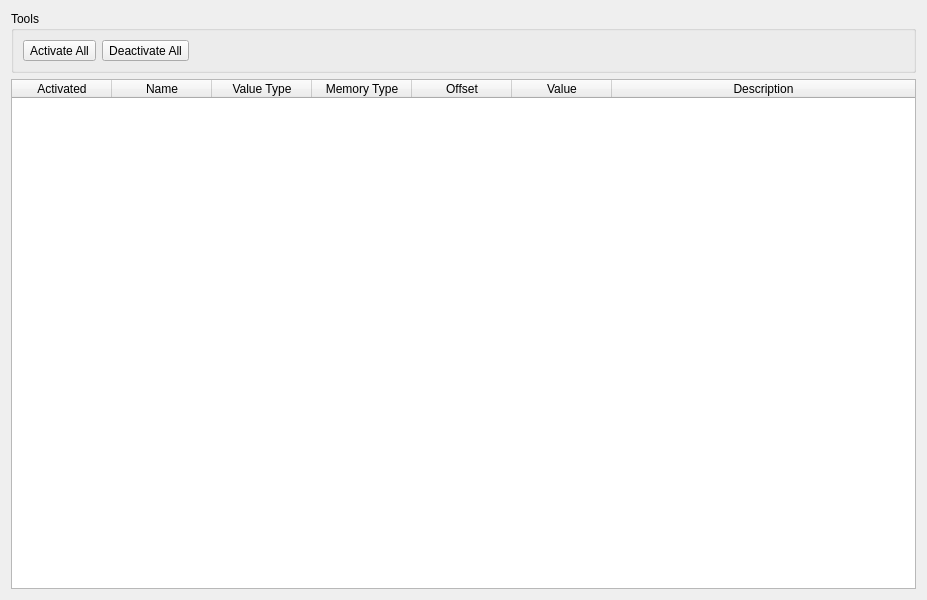
Qt form NetworkViewer/ModuleConfigurationView.ui (glocklueng/openecosys) before a commit.
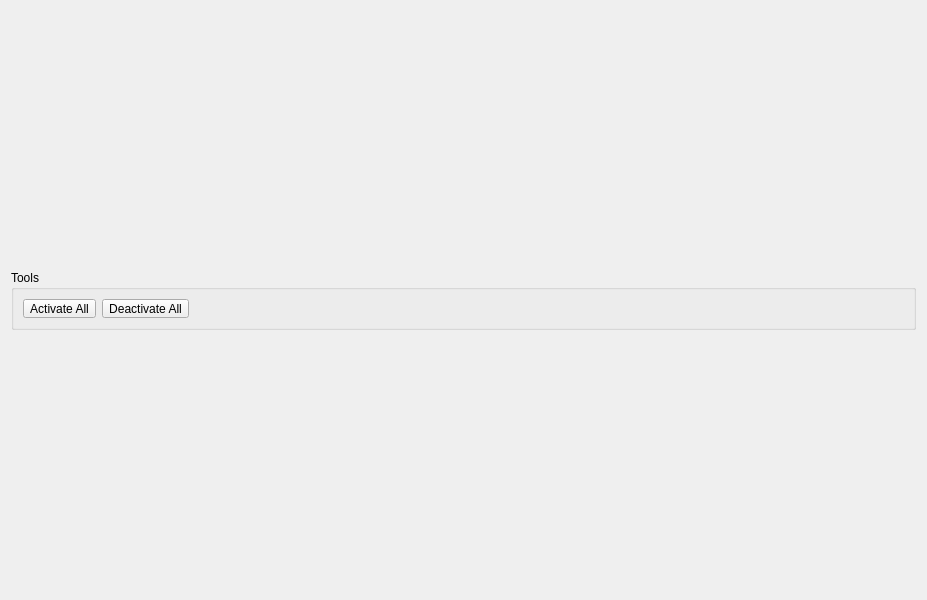
The same form after that commit.

Commit message: Putting back activate / deactivate all buttons.

What changed in the file:
```diff
--- a/NetworkViewer/ModuleConfigurationView.ui
+++ b/NetworkViewer/ModuleConfigurationView.ui
@@ -28,6 +28,12 @@
   <layout class="QVBoxLayout" name="verticalLayout">
    <item>
     <widget class="QGroupBox" name="groupBox">
+     <property name="maximumSize">
+      <size>
+       <width>16777215</width>
+       <height>60</height>
+      </size>
+     </property>
      <property name="title">
       <string>Tools</string>
      </property>
@@ -62,66 +68,6 @@
      </layout>
     </widget>
    </item>
-   <item>
-    <widget class="QTableWidget" name="m_table">
-     <property name="maximumSize">
-      <size>
-       <width>1024</width>
-       <height>600</height>
-      </size>
-     </property>
-     <property name="dragEnabled">
-      <bool>true</bool>
-     </property>
-     <property name="dragDropMode">
-      <enum>QAbstractItemView::DragOnly</enum>
-     </property>
-     <property name="cornerButtonEnabled">
-      <bool>false</bool>
-     </property>
-     <attribute name="horizontalHeaderMinimumSectionSize">
-      <number>20</number>
-     </attribute>
-     <attribute name="horizontalHeaderStretchLastSection">
-      <bool>true</bool>
-     </attribute>
-     <column>
-      <property name="text">
-       <string>Activated</string>
-      </property>
-     </column>
-     <column>
-      <property name="text">
-       <string>Name</string>
-      </property>
-     </column>
-     <column>
-      <property name="text">
-       <string>Value Type</string>
-      </property>
-     </column>
-     <column>
-      <property name="text">
-       <string>Memory Type</string>
-      </property>
-     </column>
-     <column>
-      <property name="text">
-       <string>Offset</string>
-      </property>
-     </column>
-     <column>
-      <property name="text">
-       <string>Value</string>
-      </property>
-     </column>
-     <column>
-      <property name="text">
-       <string>Description</string>
-      </property>
-     </column>
-    </widget>
-   </item>
   </layout>
  </widget>
  <resources/>
```
The commit also changes 4 other files.
